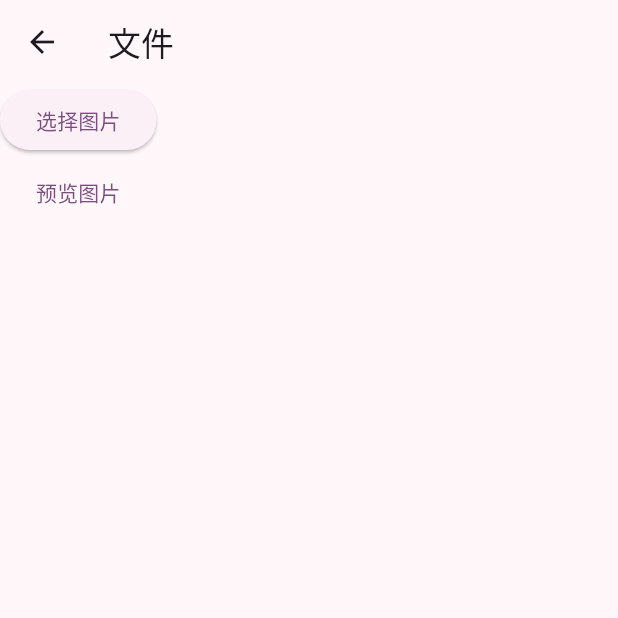
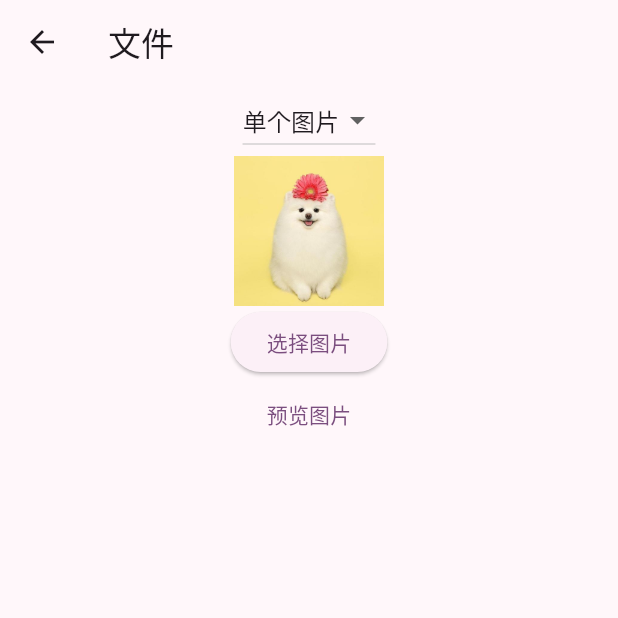
Before and after one commit to mmmyjun/sampleFlutter, a Flutter app: the PickerImgPage screen opened directly, on a phone screen of 412 x 824 dp, the top half of it. Run offline on Flutter 3.47's test engine with Material 3 defaults, Android fonts, the phone set to English and light mode, and no system bars; drawn by our look-alikes of photo_view; our stand-ins replace audioplayers, dio, file_picker, flutter_easyloading, flutter_html, flutter_secure_storage and 3 more; missing offline and left inert: download, media_kit, media_kit_video, syncfusion_flutter_pdfviewer; accounts and stored records are empty.

```diff
--- a/lib/mode/img/picker_img_page.dart
+++ b/lib/mode/img/picker_img_page.dart
@@ -4,6 +4,9 @@ import 'package:flutter/material.dart';
 import 'package:image_picker/image_picker.dart';
 import 'dart:io';
 import 'package:photo_view/photo_view.dart';
+
+import './preview/picker_preview_photo_single.dart';
+import './preview/picker_preview_photo_multiple.dart';
 
 class PickerImgPage extends StatefulWidget {
   const PickerImgPage({Key? key}) : super(key: key);
@@ -13,12 +16,7 @@ class PickerImgPage extends StatefulWidget {
 }
 
 class _PickerImgPageState extends State<PickerImgPage> {
-  Uint8List? bytes;
-  void setBytes(value) {
-    setState(() {
-      bytes = value;
-    });
-  }
+  int selectedOne = 1;
 
   @override
   Widget build(BuildContext context) {
@@ -28,70 +26,22 @@ class _PickerImgPageState extends State<PickerImgPage> {
       ),
       body: Column(
         children: [
-          ElevatedButton(
-            onPressed: () async {
-              final ImagePicker picker = ImagePicker();
-              // print(picker);
-
-              // Pick an image.
-              final XFile? image =
-                  await picker.pickImage(source: ImageSource.gallery);
-              print('path:::${image!.path}');
-              setBytes(await image!.readAsBytes());
-
-
-              // Capture a photo.
-              // final XFile? photo =
-              //     await picker.pickImage(source: ImageSource.camera);
-              // print(photo);
-
-              // Pick a video.
-              // final XFile? galleryVideo =
-              //     await picker.pickVideo(source: ImageSource.gallery);
-              // print(galleryVideo);
-
-              // Capture a video.
-              // final XFile? cameraVideo =
-              //     await picker.pickVideo(source: ImageSource.camera);
-
-              // Pick multiple images.
-              // final List<XFile> images = await picker.pickMultiImage();
-              // print(images);
-
-              // Pick singe image or video.
-              // final XFile? media = await picker.pickMedia();
-
-              // Pick multiple images and videos.
-              // final List<XFile> medias = await picker.pickMultipleMedia();
-
-
-              // final LostDataResponse response = await picker.retrieveLostData();
-              // if (response.isEmpty) {
-              //   return;
-              // }
-              // final List<XFile>? files = response.files;
-              // if (files != null) {
-              //   // _handleLostFiles(files);
-              // } else {
-              //   // _handleError(response.exception);
-              // }
-              // print(files);
-            },
-            child: const Text('选择图片'),
-          ),
-          bytes != null ? Image.memory(bytes!, width: 100, height: 100,) : SizedBox.shrink(),
-          TextButton(
-              onPressed: (){
-                print('预览图片=====');
-              },
-              child: Text('预览图片')
+          DropdownButton(
+              value: selectedOne,
+              items: [
+                DropdownMenuItem(child: Text('单个图片'), value: 1),
+                DropdownMenuItem(child: Text('多个图片'), value: 2),
+              ],
+              onChanged: (value) {
+                print('选择图片=====$value');
+                setState(() {
+                  selectedOne = value as int;
+                });
+              }
           ),
           Expanded(
-            child: bytes != null ? PhotoView(
-              imageProvider: MemoryImage(bytes!),
-            ) : SizedBox.shrink(),
+            child: selectedOne == 1 ? PickerPreviewPhotoSingle() : PickerPreviewPhotoMultiple(),
           )
-
         ],
       ),
     );
--- /dev/null
+++ b/lib/mode/img/preview/picker_preview_photo_single.dart
@@ -0,0 +1,104 @@
+import 'dart:typed_data';
+
+import 'package:flutter/material.dart';
+import 'package:image_picker/image_picker.dart';
+import 'dart:io';
+import 'package:photo_view/photo_view.dart';
+
+class PickerPreviewPhotoSingle extends StatefulWidget {
+  const PickerPreviewPhotoSingle({Key? key}) : super(key: key);
+
+  @override
+  State<PickerPreviewPhotoSingle> createState() => _PickerPreviewPhotoSingleState();
+}
+
+class _PickerPreviewPhotoSingleState extends State<PickerPreviewPhotoSingle> {
+  Uint8List? bytes;
+  void setBytes(value) {
+    setState(() {
+      bytes = value;
+    });
+  }
+
+  @override
+  Widget build(BuildContext context) {
+    return Column(
+      children: [
+        Center(
+          child: SizedBox(
+            width: 100,
+            height: 100,
+            child: PhotoView(
+              imageProvider: AssetImage("assets/dog.jpg"),
+            ),
+          ),
+        ),
+        ElevatedButton(
+          onPressed: () async {
+            final ImagePicker picker = ImagePicker();
+            // print(picker);
+
+            // Pick an image.
+            final XFile? image =
+            await picker.pickImage(source: ImageSource.gallery);
+            print('path:::${image!.path}');
+            setBytes(await image!.readAsBytes());
+
+
+            // Capture a photo.
+            // final XFile? photo =
+            //     await picker.pickImage(source: ImageSource.camera);
+            // print(photo);
+
+            // Pick a video.
+            // final XFile? galleryVideo =
+            //     await picker.pickVideo(source: ImageSource.gallery);
+            // print(galleryVideo);
+
+            // Capture a video.
+            // final XFile? cameraVideo =
+            //     await picker.pickVideo(source: ImageSource.camera);
+
+            // Pick multiple images.
+            // final List<XFile> images = await picker.pickMultiImage();
+            // print(images);
+
+            // Pick singe image or video.
+            // final XFile? media = await picker.pickMedia();
+
+            // Pick multiple images and videos.
+            // final List<XFile> medias = await picker.pickMultipleMedia();
+
+
+            // final LostDataResponse response = await picker.retrieveLostData();
+            // if (response.isEmpty) {
+            //   return;
+            // }
+            // final List<XFile>? files = response.files;
+            // if (files != null) {
+            //   // _handleLostFiles(files);
+            // } else {
+            //   // _handleError(response.exception);
+            // }
+            // print(files);
+          },
+          child: const Text('选择图片'),
+        ),
+        bytes != null ? Image.memory(bytes!, width: 100, height: 100,) : SizedBox.shrink(),
+        TextButton(
+            onPressed: (){
+              print('预览图片=====');
+            },
+            child: Text('预览图片')
+        ),
+        Expanded(
+          child: bytes != null ? PhotoView(
+            imageProvider: MemoryImage(bytes!),
+            // imageProvider: AssetImage("assets/dog.jpg"),
+          ) : SizedBox.shrink(),
+        )
+
+      ],
+    );
+  }
+}
--- a/pubspec.yaml
+++ b/pubspec.yaml
@@ -72,6 +72,8 @@ flutter:
     - assets/flutter-succinctly.pdf
     - assets/bee.mp4
     - assets/dog.jpg
+    - assets/yellowFlower.jpeg
+    - assets/ha.jpg
 
   # The following line ensures that the Material Icons font is
   # included with your application, so that you can use the icons in
```
Also changed, not shown: lib/mode/img/preview/picker_preview_photo_multiple.dart (added, +45 -0 lines), lib/mode/img/preview/picker_preview_photo_multiple_gallery.dart (added, +62 -0 lines), assets/ha.jpg (added), assets/yellowFlower.jpeg (added).
